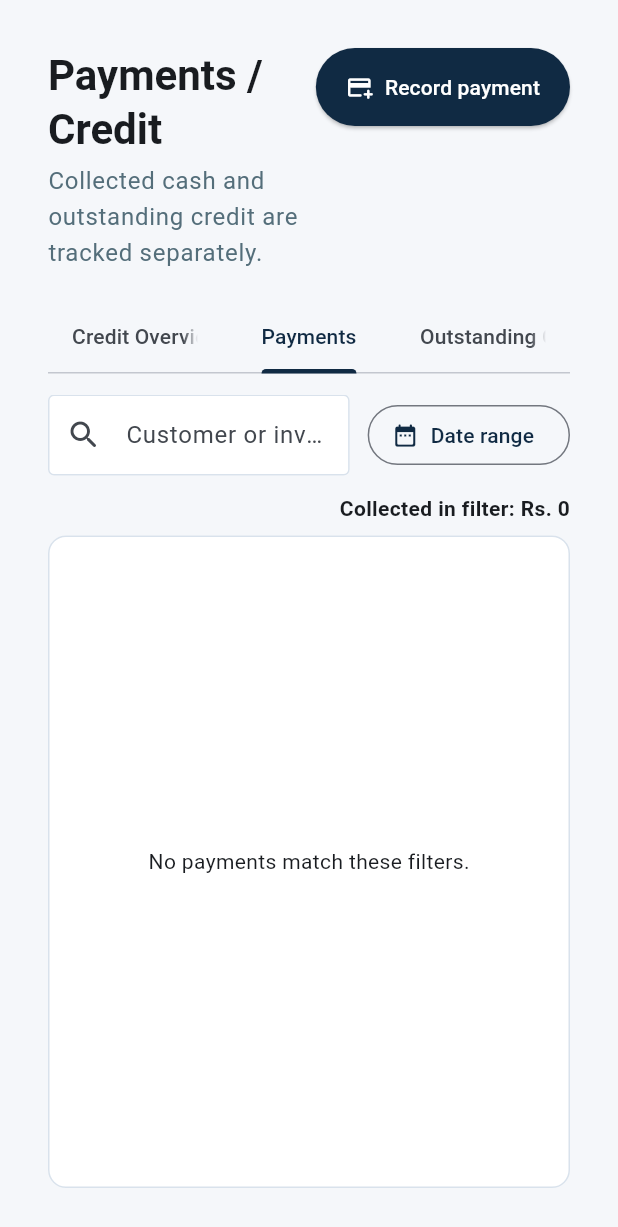
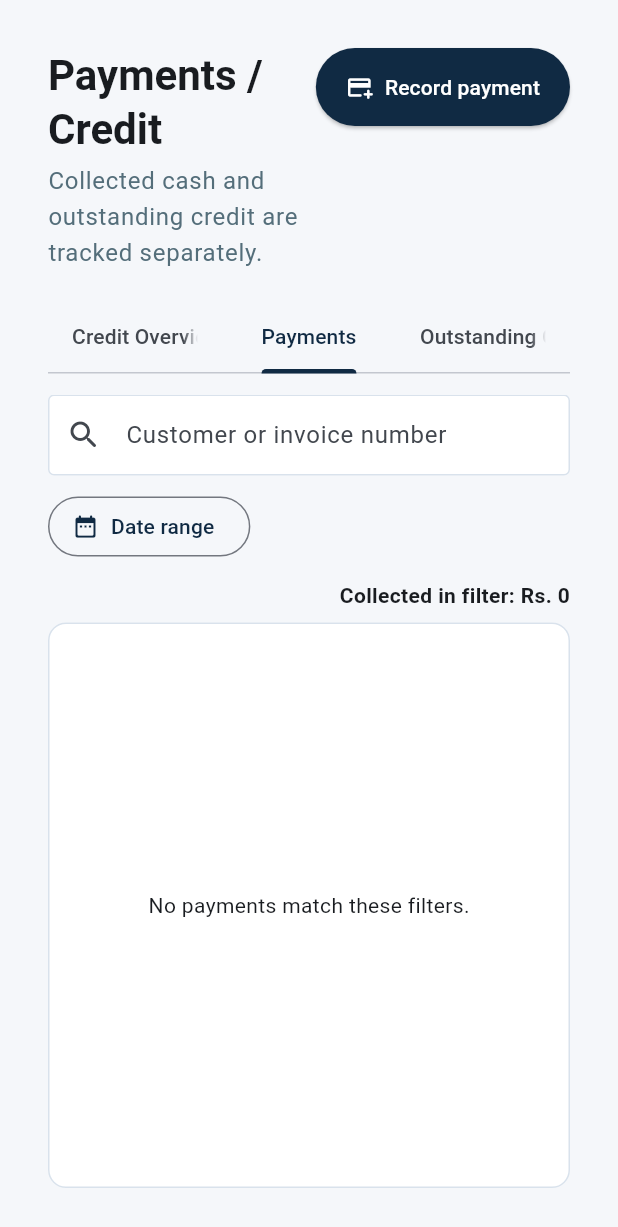
Before and after one commit to umair-safdar-projects/euro_tech_billing, a Flutter app: the PaymentsCreditScreen widget shown alone on an empty page, opened directly, tab 2 chosen, on a phone screen of 412 x 824 dp. Shown: the top 1227 px of the screen. Run offline on Flutter 3.47's test engine with Material 3 defaults, Android fonts, the phone set to English and light mode, and no system bars; our stand-ins replace get, pdf, printing, sqflite_common_ffi; missing offline and left inert: file_selector; accounts and stored records are empty; Roboto replaces fonts that are missing (Segoe UI); statements that could not run were skipped.

Commit message:
Fix invoice lookups and responsive layouts

```diff
--- a/lib/features/payments/presentation/payments_credit_screen.dart
+++ b/lib/features/payments/presentation/payments_credit_screen.dart
@@ -138,10 +138,9 @@ class PaymentsCreditScreen extends GetView<PaymentsCreditController> {
 
   Widget _payments(BuildContext context) => Column(
     children: [
-      Row(
-        children: [
-          Expanded(
-            child: TextField(
+      LayoutBuilder(
+        builder: (context, constraints) {
+          final search = TextField(
             decoration: const InputDecoration(
               prefixIcon: Icon(Icons.search_rounded),
               hintText: 'Customer or invoice number',
@@ -149,15 +148,30 @@ class PaymentsCreditScreen extends GetView<PaymentsCreditController> {
             textInputAction: TextInputAction.search,
             onChanged: (value) => controller.search.value = value,
             onSubmitted: (_) => controller.refreshAll(targetPage: 1),
-            ),
-          ),
-          const SizedBox(width: 12),
-          OutlinedButton.icon(
+          );
+          final dates = OutlinedButton.icon(
             onPressed: () => _pickDates(context),
             icon: const Icon(Icons.date_range_rounded),
             label: const Text('Date range'),
-          ),
+          );
+          if (constraints.maxWidth < 600) {
+            return Column(
+              crossAxisAlignment: CrossAxisAlignment.stretch,
+              children: [
+                search,
+                const SizedBox(height: 10),
+                Align(alignment: Alignment.centerLeft, child: dates),
               ],
+            );
+          }
+          return Row(
+            children: [
+              Expanded(child: search),
+              const SizedBox(width: 12),
+              dates,
+            ],
+          );
+        },
       ),
       const SizedBox(height: 12),
       Align(
--- a/lib/features/shell/presentation/app_shell.dart
+++ b/lib/features/shell/presentation/app_shell.dart
@@ -128,6 +128,10 @@ class AppShell extends GetView<ShellController> {
       }
     }
     controller.select(index);
+    if (index == ShellDestination.newInvoice.index &&
+        Get.isRegistered<InvoiceEditorController>()) {
+      await Get.find<InvoiceEditorController>().loadLookups();
+    }
   }
 }
 
```
Also changed, not shown: lib/features/printing/services/invoice_pdf_service.dart (+13 -5 lines), lib/features/reports/presentation/reports_screen.dart (+57 -10 lines), lib/features/settings/presentation/settings_screen.dart (+31 -13 lines), 1 other file. Lines whose indentation alone changed are shown as unchanged.
